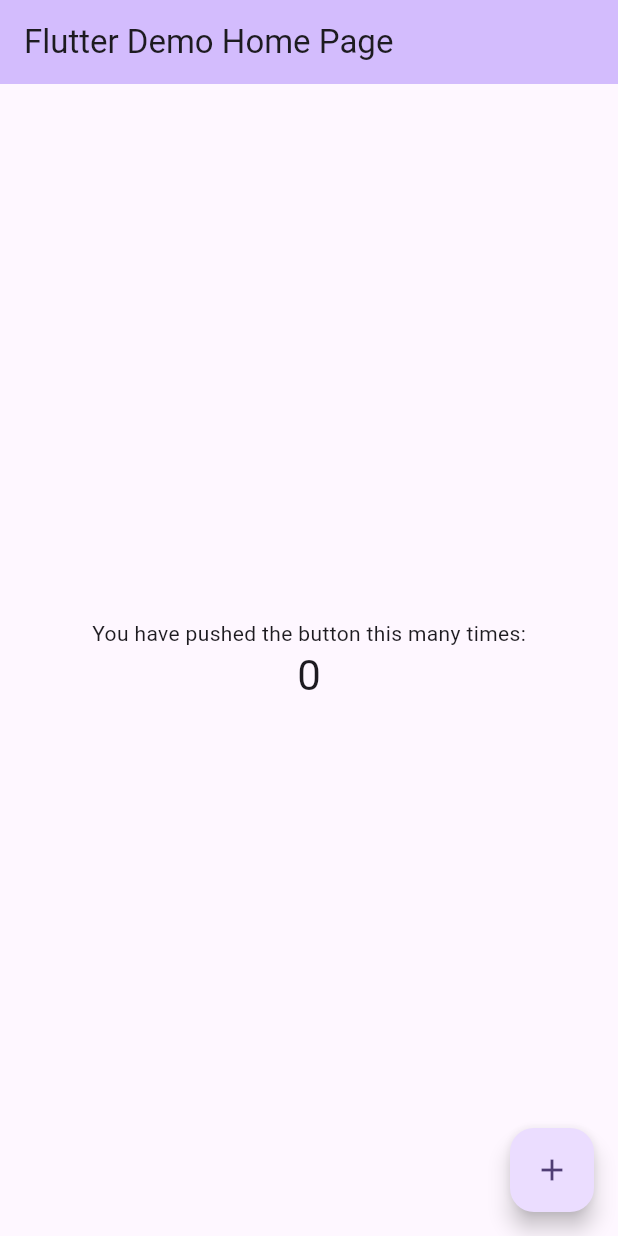
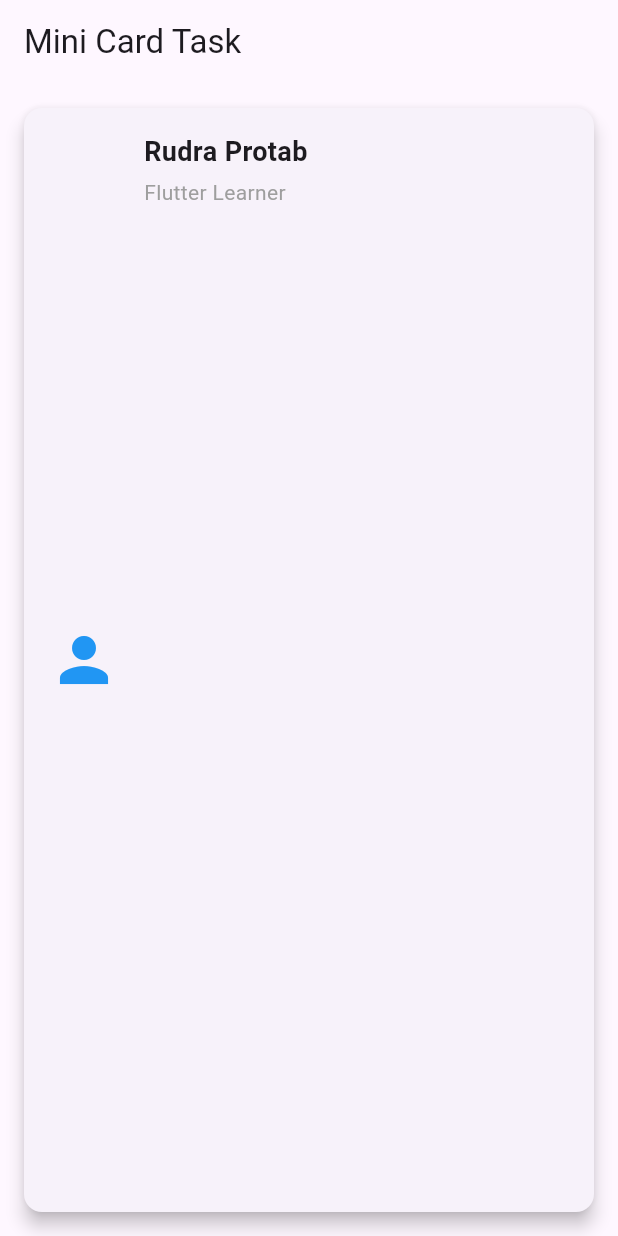
Before and after one commit to ShRudra88/flutter_practice_projects, a Flutter app: the screen it shows after launch, on a phone screen of 412 x 824 dp. Run offline on Flutter 3.47's test engine with Material 3 defaults, Android fonts, the phone set to English and light mode, and no system bars.

Commit message:
card practice

```diff
--- a/lib/main.dart
+++ b/lib/main.dart
@@ -1,69 +1,46 @@
 import 'package:flutter/material.dart';
 
-void main() {
-  runApp(const MyApp());
-}
+void main() => runApp(const MyApp());
 
 class MyApp extends StatelessWidget {
   const MyApp({super.key});
-
-  // This widget is the root of your application.
   @override
   Widget build(BuildContext context) {
     return MaterialApp(
-      title: 'Flutter Demo',
-      theme: ThemeData(
-
-        colorScheme: ColorScheme.fromSeed(seedColor: Colors.deepPurple),
+      home: Scaffold(
+        appBar: AppBar(title: const Text("Mini Card Task")),
+        body: const Center(child: ProfileCard()),
       ),
-      home: const MyHomePage(title: 'Flutter Demo Home Page'),
     );
   }
 }
 
-class MyHomePage extends StatefulWidget {
-  const MyHomePage({super.key, required this.title});
-
-  final String title;
-
-  @override
-  State<MyHomePage> createState() => _MyHomePageState();
-}
-
-class _MyHomePageState extends State<MyHomePage> {
-  int _counter = 0;
-
-  void _incrementCounter() {
-    setState(() {
-
-      _counter++;
-    });
-  }
+class ProfileCard extends StatelessWidget {
+  const ProfileCard({super.key});
 
   @override
   Widget build(BuildContext context) {
-    return Scaffold(
-      appBar: AppBar(
-        backgroundColor: Theme.of(context).colorScheme.inversePrimary,
-        title: Text(widget.title),
-      ),
-      body: Center(
-        child: Column(
-          mainAxisAlignment: MainAxisAlignment.center,
-          children: <Widget>[
-            const Text('You have pushed the button this many times:'),
-            Text(
-              '$_counter',
-              style: Theme.of(context).textTheme.headlineMedium,
+    return Card(
+      elevation: 5,
+      margin: const EdgeInsets.all(16),
+      shape: RoundedRectangleBorder(borderRadius: BorderRadius.circular(12)),
+      child: Padding(
+        padding: const EdgeInsets.all(16),
+        child: Row(
+          children: [
+            const Icon(Icons.person, size: 48, color: Colors.blue),
+            const SizedBox(width: 16),
+            Column(
+              crossAxisAlignment: CrossAxisAlignment.start,
+              children: const [
+                Text("Rudra Protab", style: TextStyle(fontSize: 18, fontWeight: FontWeight.bold)),
+                SizedBox(height: 4),
+                Text("Flutter Learner", style: TextStyle(color: Colors.grey)),
+              ],
             ),
           ],
         ),
       ),
-      floatingActionButton: FloatingActionButton(
-        onPressed: _incrementCounter,
-        tooltip: 'Increment',
-        child: const Icon(Icons.add),
-      ),
     );
   }
 }
```
